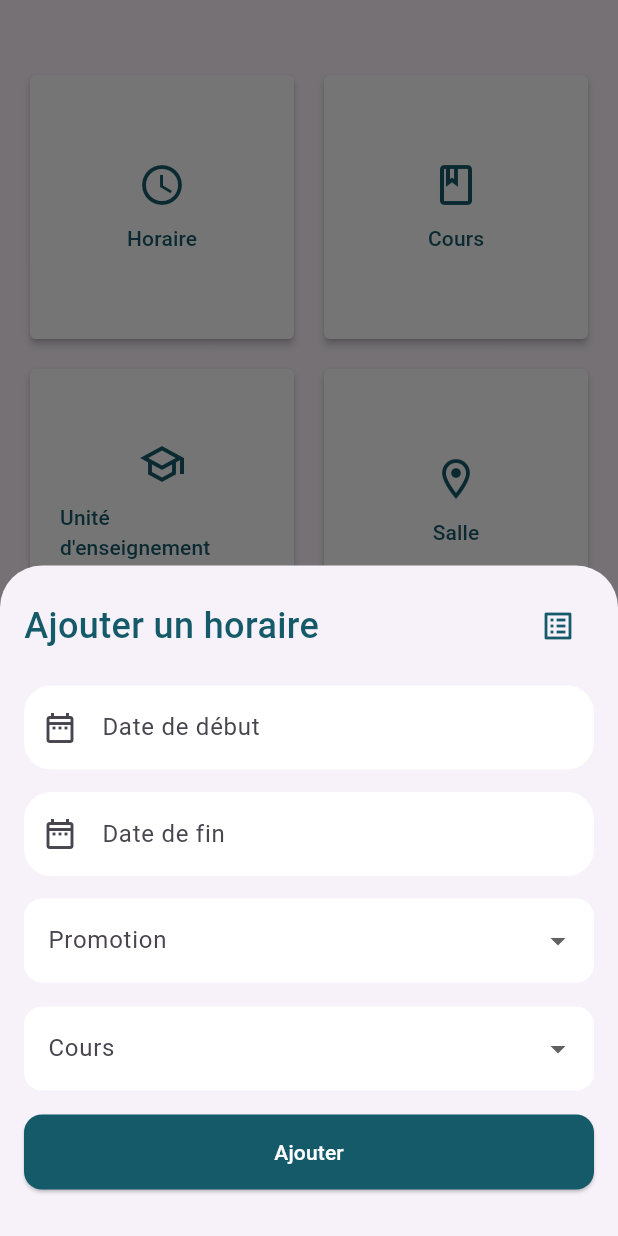
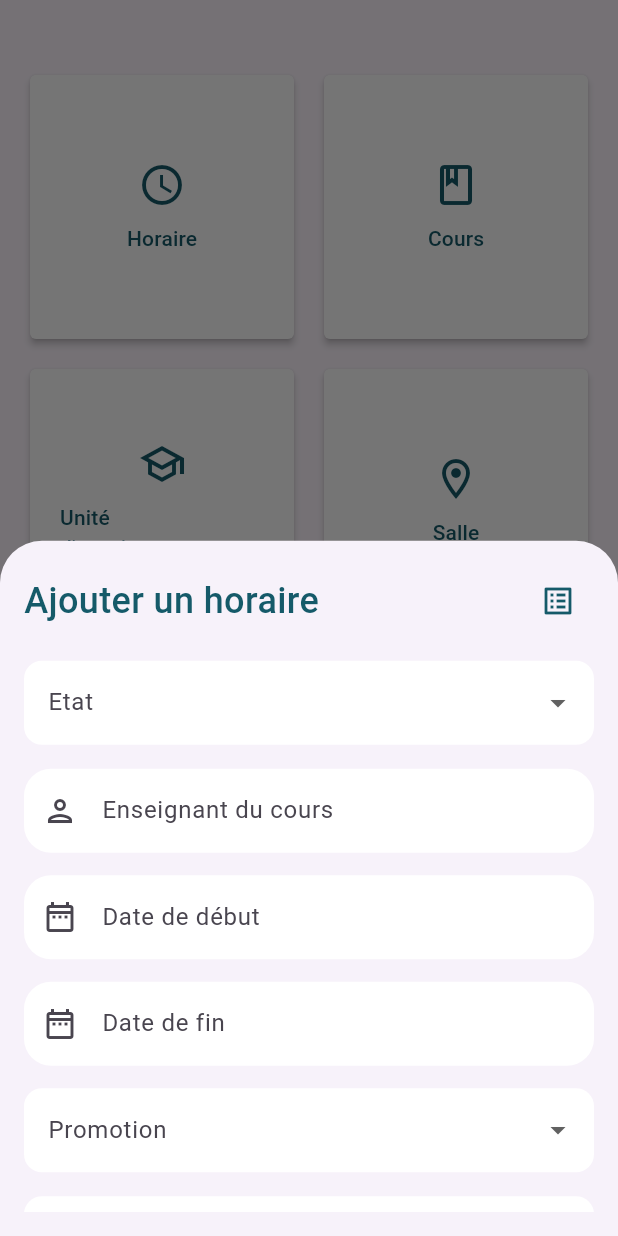
Before and after one commit to sammywasukundi/SchoolPost, a Flutter app: the AddScrenn screen opened directly, after a tap on "Horaire", on a phone screen of 412 x 824 dp. Run offline on Flutter 3.47's test engine with Material 3 defaults, Android fonts, the phone set to English and light mode, and no system bars; our stand-ins replace awesome_dialog, cloud_firestore, firebase_auth, firebase_core, firebase_storage, icons_plus and 1 more; missing offline and left inert: flutter_load_kit, image_editor_plus; accounts and stored records are empty.

Commit message:
redefine classes

```diff
--- a/lib/models/horaire_model.dart
+++ b/lib/models/horaire_model.dart
@@ -1,54 +1,74 @@
+//import 'package:cloud_firestore/cloud_firestore.dart';
+
+import 'package:cloud_firestore/cloud_firestore.dart';
+
+import '../services/firestore_service.dart';
+
 class Horaire {
-  int? id;
-  String etat; //pre-programme ou A-programmer
-  DateTime dateDebut;
-  DateTime dateFin;
-  String enseignant;
-  String auditoire;
-  int cours;
-  String type; //examen-Cours
-  String fichier;
-  DateTime savedAt;
-  DateTime updatedAt;
+  String id = '';
+  String etat = ''; //pre-programme ou A-programmer
+  DateTime dateDebut = DateTime.now();
+  DateTime dateFin = DateTime.now();
+  String enseignant = '';
+  String auditoire = '';
+  String cours = '';
 
-  Horaire({
-    this.id,
+
+  Horaire();
+  Horaire.withParam({
+    required this.id,
     required this.etat,
     required this.dateDebut,
     required this.dateFin,
     required this.enseignant,
-    required this.auditoire,
     required this.cours,
-    required this.type,
-    required this.fichier,
-    required this.savedAt,
-    required this.updatedAt,
+
   });
-  Horaire.fromMap(Map<String, dynamic> item)
-      : id = item["id"],
-        etat = item["etat"],
-        dateDebut = item["dateDebut"],
-        dateFin = item["dateFin"],
-        enseignant = item["enseignant"],
-        auditoire = item["auditoire"],
-        cours = item["cours"],
-        type = item["type"],
-        fichier = item["fichier"],
-        savedAt = item["savedAt"],
-        updatedAt = item["updatedAt"];
-
-    Map<String, dynamic> toMap() {
+  Map<String, dynamic> toMap() {
     return {
       'id': id,
       'etat': etat,
       'dateDebut': dateDebut,
+      'dateFin': dateFin,
       'enseignant': enseignant,
-      'auditoire': auditoire,
       'cours': cours,
-      'type': type,
-      'fichier': fichier,
-      'savedAt': savedAt,
-      'updatedAt': updatedAt
     };
+  }
+
+  factory Horaire.fromMap(Map<String, dynamic> map) {
+    return Horaire.withParam(
+      id: map['id'],
+      etat: map['etat'],
+      dateDebut: (map['dateDebut'] as Timestamp).toDate(),
+      dateFin: (map['dateFin'] as Timestamp).toDate(),
+      enseignant: map['enseignant'],
+      cours: map['cours'],
+    );
+  }
+
+  static const collection = 'horaires';
+  Future<void> save() async {
+    try {
+      await FirestoreService.service.addOrUpdate(collection, toMap());
+    } catch (e) {
+      throw UnimplementedError();
     }
+  }
+
+  Future delete() async {
+    try {
+      await FirestoreService.service.delete(collection, id);
+    } catch (e) {
+      throw UnimplementedError();
+    }
+  }
+
+  static Future<List<Horaire>> fetchAll() async {
+    try {
+      final result = await FirestoreService.service.fetch(collection);
+      return result.map((e) => Horaire.fromMap(e)).toList();
+    } catch (e) {
+      throw UnimplementedError();
+    }
+  }
 }
--- a/lib/models/other_classes/institution_data.dart
+++ b/lib/models/other_classes/institution_data.dart
@@ -30,4 +30,8 @@ class InstitutionData {
     "Laboratoire": ["L1", "L2", "L3", "M1", "M2"],
     "Imagerie Médicale": ["L1", "L2", "L3", "M1", "M2"],
   };
+
+  static const Map<String, List<String>> etat = {
+    "Etat": ["pre-programmé", "A-programmer"],
+  };
 }
--- a/lib/widgets/widget_forms.dart
+++ b/lib/widgets/widget_forms.dart
@@ -2,15 +2,33 @@
 
 import 'package:awesome_dialog/awesome_dialog.dart';
 import 'package:flutter/material.dart';
+import 'package:school_post/models/horaire_model.dart';
 import 'package:school_post/models/other_classes/institution_data.dart';
 import 'package:school_post/theme/app_colors.dart';
 import 'package:school_post/theme/app_dialog.dart';
 import 'package:school_post/view/drawer/account_view.dart';
 import 'package:school_post/widgets/widget_list.dart';
 
+import '../services/firestore_service.dart';
+
 class FormHoraire {
-  static final String _selectedPromotion =
-      InstitutionData.promotions.keys.first;
+  //static final String _selectedPromotion = InstitutionData.promotions.keys.first;
+
+  final _formKey = GlobalKey<FormState>();
+  String? _selectedEtat;
+  String? _selectedCours;
+  final _dateDebut = TextEditingController();
+  final _dateFin = TextEditingController();
+  String? _selectedPromotion;
+  final _enseignantController = TextEditingController();
+
+  Future<void> save(Horaire horaire) async {
+    try {
+      await FirestoreService().addHoraire(horaire);
+    } catch (e) {
+      print('Error adding horaire: $e');
+    }
+  }
 
   void showFormHoraire(BuildContext context) {
     WidgetsBinding.instance.addPostFrameCallback((_) {
@@ -37,12 +55,57 @@ class FormHoraire {
                         onPressed: () {
                           MyListWidget().ListHoraire(context);
                         },
-                        icon: Icon(Icons.list_alt_outlined,color: blueColor,),
+                        icon: Icon(
+                          Icons.list_alt_outlined,
+                          color: blueColor,
+                        ),
                       ),
                     ],
                   ),
                   SizedBox(height: 16),
-                  TextField(
+                  Form(
+                    key: _formKey,
+                    child: DropdownButtonFormField<String>(
+                      value: _selectedEtat,
+                      decoration: InputDecoration(
+                        labelText: 'Etat',
+                        border: OutlineInputBorder(
+                          borderRadius: BorderRadius.circular(12),
+                          borderSide: BorderSide.none,
+                        ),
+                        fillColor: whiteColor,
+                        filled: true,
+                      ),
+                      items: <String>["pre-programmé", "A-programmer"]
+                          .map((String value) {
+                        return DropdownMenuItem<String>(
+                          value: value,
+                          child: Text(value),
+                        );
+                      }).toList(),
+                      onChanged: (String? newValue) {
+                        // Handle promotion selection
+                      },
+                    ),
+                  ),
+                  SizedBox(height: 16),
+                  TextFormField(
+                    controller: _enseignantController,
+                    keyboardType: TextInputType.text,
+                    decoration: InputDecoration(
+                        hintText: "Enseignant du cours",
+                        border: OutlineInputBorder(
+                          borderRadius: BorderRadius.circular(18),
+                          borderSide: BorderSide.none,
+                        ),
+                        hoverColor: blackColor,
+                        fillColor: whiteColor,
+                        filled: true,
+                        prefixIcon: Icon(Icons.person_outlined)),
+                  ),
+                  SizedBox(height: 15),
+                  TextFormField(
+                    controller: _dateDebut,
                     keyboardType: TextInputType.datetime,
                     decoration: InputDecoration(
                         hintText: "Date de début",
@@ -67,7 +130,8 @@ class FormHoraire {
                     },
                   ),
                   const SizedBox(height: 15),
-                  TextField(
+                  TextFormField(
+                    controller: _dateFin,
                     keyboardType: TextInputType.datetime,
                     decoration: InputDecoration(
                         hintText: "Date de fin",
@@ -93,6 +157,7 @@ class FormHoraire {
                   ),
                   SizedBox(height: 15),
                   DropdownButtonFormField<String>(
+                    value: _selectedPromotion,
                     decoration: InputDecoration(
                       labelText: 'Promotion',
                       border: OutlineInputBorder(
@@ -102,7 +167,8 @@ class FormHoraire {
                       fillColor: whiteColor,
                       filled: true,
                     ),
-                    items: InstitutionData.promotions[_selectedPromotion]!
+                    items: InstitutionData.promotions[_selectedPromotion ??
+                            InstitutionData.promotions.keys.first]!
                         .map((String value) {
                       return DropdownMenuItem<String>(
                         value: value,
@@ -115,6 +181,7 @@ class FormHoraire {
                   ),
                   SizedBox(height: 16),
                   DropdownButtonFormField<String>(
+                    value: _selectedCours,
                     decoration: InputDecoration(
                       labelText: 'Cours',
                       border: OutlineInputBorder(
@@ -142,8 +209,17 @@ class FormHoraire {
                       width: double.infinity,
                       child: ElevatedButton(
                         onPressed: () {
-                          showQuestion(context, 'Enregistrement',
-                              'Voulez-vous vraiment enregistrer ces informations ?');
+                          if (_formKey.currentState!.validate()) {
+                            final horaire = Horaire.withParam(
+                              id: '',
+                              etat: _selectedEtat ?? '',
+                              dateDebut: DateTime.parse(_dateDebut.text),
+                              dateFin: DateTime.parse(_dateFin.text),
+                              enseignant: _enseignantController.text,
+                              cours: _selectedCours ?? '',
+                            );
+                            save(horaire);
+                          }
                         },
                         style: ElevatedButton.styleFrom(
                           padding: const EdgeInsets.symmetric(vertical: 15),
@@ -192,7 +268,10 @@ class FormHoraire {
                       onPressed: () {
                         MyListWidget().ListCours(context);
                       },
-                      icon: Icon(Icons.list_alt_outlined,color: blueColor,),
+                      icon: Icon(
+                        Icons.list_alt_outlined,
+                        color: blueColor,
+                      ),
                     ),
                   ],
                 ),
@@ -287,7 +366,10 @@ class FormHoraire {
                       onPressed: () {
                         MyListWidget().ListUE(context);
                       },
-                      icon: Icon(Icons.list_alt_outlined,color: blueColor,),
+                      icon: Icon(
+                        Icons.list_alt_outlined,
+                        color: blueColor,
+                      ),
                     ),
                   ],
                 ),
@@ -375,7 +457,10 @@ class FormHoraire {
                       onPressed: () {
                         MyListWidget().ListSalle(context);
                       },
-                      icon: Icon(Icons.list_alt_outlined,color: blueColor,),
+                      icon: Icon(
+                        Icons.list_alt_outlined,
+                        color: blueColor,
+                      ),
                     ),
                   ],
                 ),
@@ -551,7 +636,8 @@ class FormHoraire {
                 keyboardType: TextInputType.text,
                 decoration: InputDecoration(
                   filled: true,
-                  fillColor: Colors.transparent, // Set the fill color of the TextField
+                  fillColor:
+                      Colors.transparent, // Set the fill color of the TextField
                   hintText: 'Rechercher',
                   border: OutlineInputBorder(
                     borderRadius: BorderRadius.circular(12),
```
Also changed, not shown: lib/services/auth_service.dart (+7 -7 lines), lib/services/firestore_service.dart (+10 -0 lines).
